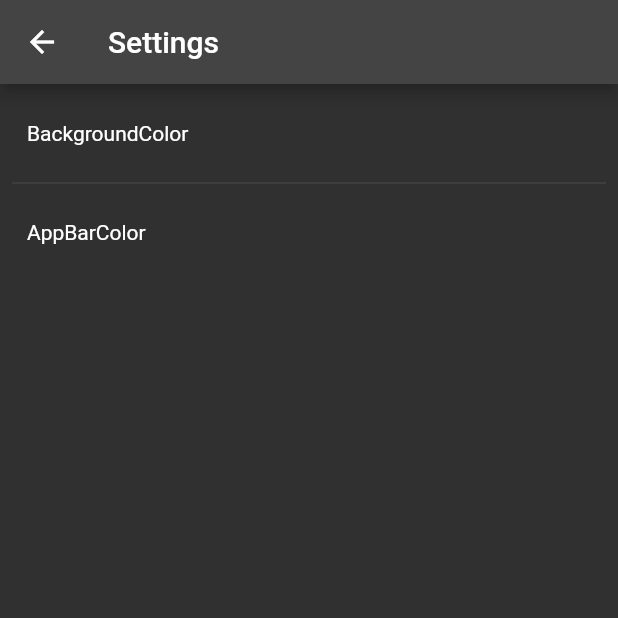
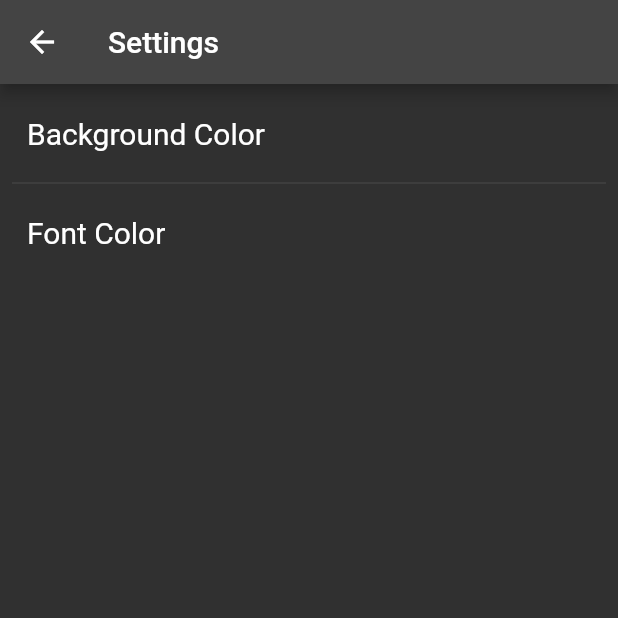
Before and after one commit to ernestrlee/Flutter-gridview-homepage, a Flutter app: the SettingsRoute screen opened directly, on a phone screen of 412 x 824 dp, the top half of it. Run offline on Flutter 3.47's test engine with Material 2 defaults, Android fonts, the phone set to English and light mode, and no system bars.

Commit message:
Added constant for settings font size

```diff
--- a/lib/constants.dart
+++ b/lib/constants.dart
@@ -10,3 +10,4 @@ const kGridViewBottomPadding = 25.0;
 const kGridViewHorizontalSpacing = 3.0;
 const kGridViewVerticalSpacing = 15.0;
 const kGridViewNumberColumns = 3;
+const kSettingsFontSize = 20.0;
--- a/lib/settingsRoute.dart
+++ b/lib/settingsRoute.dart
@@ -1,10 +1,12 @@
 import 'package:flutter/material.dart';
+import 'package:gridviewhomepage/backgroundColorSettingRoute.dart';
+import 'constants.dart';
 
 class SettingsRoute extends StatelessWidget {
   final String appBarTitle;
   final List<String> settingsList = [
-    'BackgroundColor',
-    'AppBarColor',
+    'Background Color',
+    'Font Color',
   ];
 
   SettingsRoute({this.appBarTitle});
@@ -21,13 +23,23 @@ class SettingsRoute extends StatelessWidget {
         padding: EdgeInsets.all(8),
         itemCount: settingsList.length,
         itemBuilder: (BuildContext context, int index) {
-          return Container(
-            height: 50,
+          return GestureDetector(
+            onTap: () {
+              showSetting(context, settingsList[index]);
+            },
             child: Container(
-              padding: EdgeInsets.symmetric(horizontal: 10.0),
-              child: Align(
-                alignment: Alignment.centerLeft,
-                  child: Text(settingsList[index]),
+              height: 50,
+              child: Container(
+                padding: EdgeInsets.symmetric(horizontal: 10.0),
+                child: Align(
+                  alignment: Alignment.centerLeft,
+                  child: Text(
+                    settingsList[index],
+                    style: TextStyle(
+                      fontSize: kSettingsFontSize,
+                    ),
+                  ),
+                ),
               ),
             ),
           );
@@ -36,4 +48,13 @@ class SettingsRoute extends StatelessWidget {
       ),
     );
   }
+
+  void showSetting(context, setting) {
+    Navigator.push(
+      context,
+      MaterialPageRoute(builder: (BuildContext context) {
+        return BackgroundColorSetting();
+      }),
+    );
+  }
 }
```
